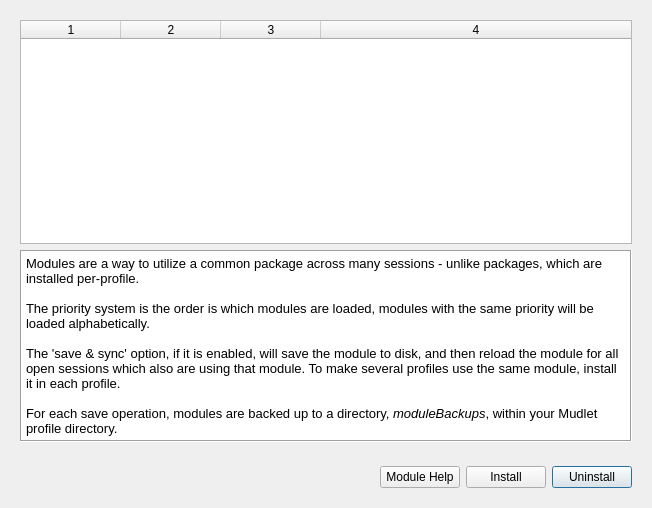
Old version of the form src/ui/module_manager.ui in the repository Chris7/Mudlet1.
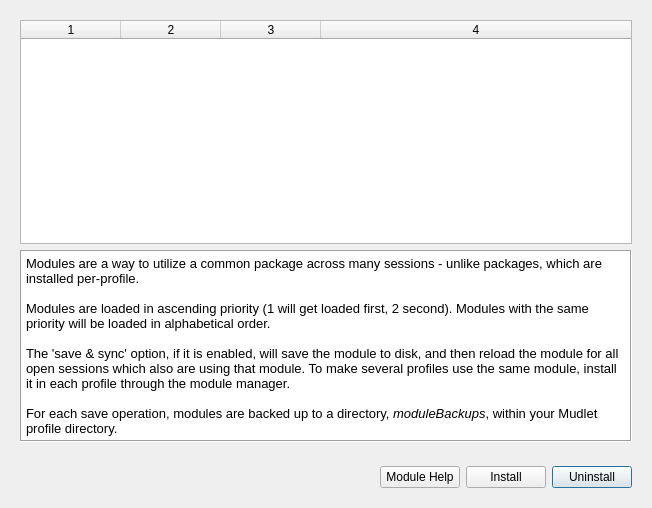
New version of the form.

```diff
--- a/src/ui/module_manager.ui
+++ b/src/ui/module_manager.ui
@@ -85,9 +85,9 @@
 &lt;/style&gt;&lt;/head&gt;&lt;body style=&quot; font-family:'Ubuntu'; font-size:7pt; font-weight:400; font-style:normal;&quot;&gt;
 &lt;p style=&quot; margin-top:0px; margin-bottom:0px; margin-left:0px; margin-right:0px; -qt-block-indent:0; text-indent:0px;&quot;&gt;&lt;span style=&quot; font-size:10pt;&quot;&gt;Modules are a way to utilize a common package across many sessions - unlike packages, which are installed per-profile.&lt;/span&gt;&lt;/p&gt;
 &lt;p style=&quot;-qt-paragraph-type:empty; margin-top:0px; margin-bottom:0px; margin-left:0px; margin-right:0px; -qt-block-indent:0; text-indent:0px; font-size:10pt;&quot;&gt;&lt;br /&gt;&lt;/p&gt;
-&lt;p style=&quot; margin-top:0px; margin-bottom:0px; margin-left:0px; margin-right:0px; -qt-block-indent:0; text-indent:0px;&quot;&gt;&lt;span style=&quot; font-size:10pt;&quot;&gt;The priority system is the order is which modules are loaded, modules with the same priority will be loaded alphabetically.&lt;/span&gt;&lt;/p&gt;
+&lt;p style=&quot; margin-top:0px; margin-bottom:0px; margin-left:0px; margin-right:0px; -qt-block-indent:0; text-indent:0px;&quot;&gt;&lt;span style=&quot; font-size:10pt;&quot;&gt;Modules are loaded in ascending priority (1 will get loaded first, 2 second). Modules with the same priority will be loaded in alphabetical order.&lt;/span&gt;&lt;/p&gt;
 &lt;p style=&quot;-qt-paragraph-type:empty; margin-top:0px; margin-bottom:0px; margin-left:0px; margin-right:0px; -qt-block-indent:0; text-indent:0px; font-size:10pt;&quot;&gt;&lt;br /&gt;&lt;/p&gt;
-&lt;p style=&quot; margin-top:0px; margin-bottom:0px; margin-left:0px; margin-right:0px; -qt-block-indent:0; text-indent:0px;&quot;&gt;&lt;span style=&quot; font-size:10pt;&quot;&gt;The 'save &amp;amp; sync' option, if it is enabled, will save the module to disk, and then reload the module for all open sessions which also are using that module. To make several profiles use the same module, install it in each profile. &lt;/span&gt;&lt;/p&gt;
+&lt;p style=&quot; margin-top:0px; margin-bottom:0px; margin-left:0px; margin-right:0px; -qt-block-indent:0; text-indent:0px;&quot;&gt;&lt;span style=&quot; font-size:10pt;&quot;&gt;The 'save &amp;amp; sync' option, if it is enabled, will save the module to disk, and then reload the module for all open sessions which also are using that module. To make several profiles use the same module, install it in each profile through the module manager. &lt;/span&gt;&lt;/p&gt;
 &lt;p style=&quot;-qt-paragraph-type:empty; margin-top:0px; margin-bottom:0px; margin-left:0px; margin-right:0px; -qt-block-indent:0; text-indent:0px; font-size:10pt;&quot;&gt;&lt;br /&gt;&lt;/p&gt;
 &lt;p style=&quot; margin-top:0px; margin-bottom:0px; margin-left:0px; margin-right:0px; -qt-block-indent:0; text-indent:0px;&quot;&gt;&lt;span style=&quot; font-size:10pt;&quot;&gt;For each save operation, modules are backed up to a directory, &lt;/span&gt;&lt;span style=&quot; font-size:10pt; font-style:italic;&quot;&gt;moduleBackups&lt;/span&gt;&lt;span style=&quot; font-size:10pt;&quot;&gt;, within your Mudlet profile directory.&lt;/span&gt;&lt;/p&gt;&lt;/body&gt;&lt;/html&gt;</string>
         </property>
```
Left out of the diff: 3 changed lines with no effect on the pictures.
